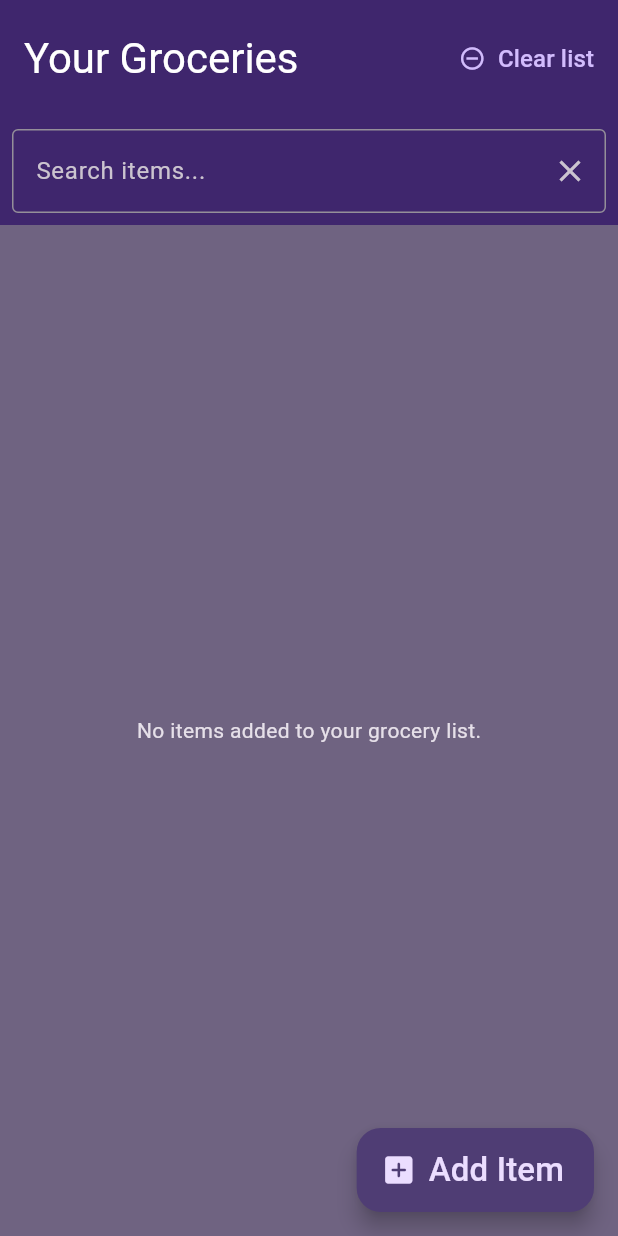
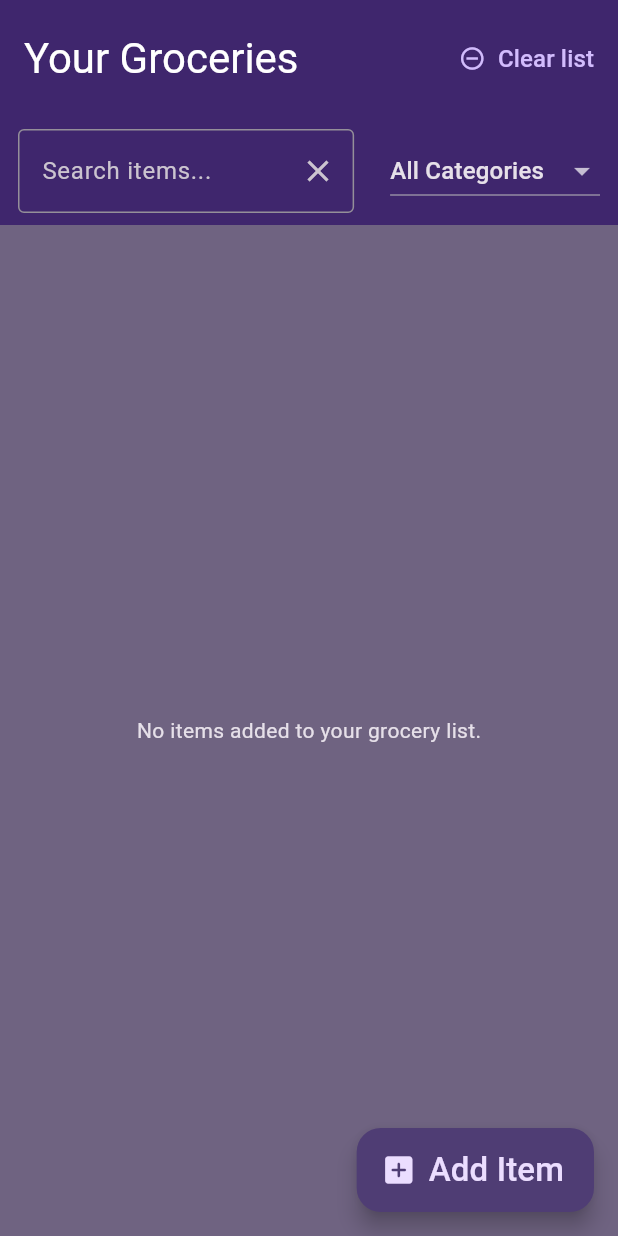
Before and after one commit to Lyubitshka/flutter_grocery_list, a Flutter app: the screen it shows after launch, on a phone screen of 412 x 824 dp. Run offline on Flutter 3.47's test engine with Material 3 defaults, Android fonts, the phone set to English and light mode, and no system bars; our stand-ins replace shared_preferences.

Commit message:
search by category feature

```diff
--- a/lib/widgets/grocery_list.dart
+++ b/lib/widgets/grocery_list.dart
@@ -1,4 +1,6 @@
 import 'package:flutter/material.dart';
+import 'package:shopping_list_app_8_forms/data/categories.dart';
+import 'package:shopping_list_app_8_forms/models/category.dart';
 import 'package:shopping_list_app_8_forms/models/grocery_item.dart';
 import 'package:shopping_list_app_8_forms/widgets/list_menager.dart';
 import 'package:shopping_list_app_8_forms/widgets/new_item.dart';
@@ -15,7 +17,9 @@ class _GroceryListState extends State<GroceryList> {
   final GroceryListManager _menager = GroceryListManager();
   final TextEditingController _searchController = TextEditingController();
   List<GroceryItem> _filteredItems = [];
+  List<GroceryItem> _items = [];
   String _searchQuery = '';
+  Category? _selectedFilterCategory;
 
   @override
   void initState() {
@@ -27,7 +31,8 @@ class _GroceryListState extends State<GroceryList> {
   void _loadItems() {
     setState(() {
       _loadedItems = _menager.getItems().then((items) {
-        _filteredItems = items;
+        _items = items;
+        _filteredItems = List.from(_items);
         return items;
       });
     });
@@ -41,9 +46,37 @@ class _GroceryListState extends State<GroceryList> {
           _filteredItems = items;
         });
       } else {
-        _filteredItems = _filteredItems.where((item) {
-          return item.name.toLowerCase().contains(_searchQuery) ||
+        _filteredItems = _items.where((item) {
+          final matchesQuery = item.name.toLowerCase().contains(_searchQuery) ||
               item.category.title.toLowerCase().contains(_searchQuery);
+          final matchesCategory = _selectedFilterCategory == null ||
+              item.category == _selectedFilterCategory;
+          return matchesQuery && matchesCategory;
+        }).toList();
+      }
+    });
+  }
+
+  void _filterByCategory(Category? category) {
+    setState(() {
+      _selectedFilterCategory = category;
+
+      if (_selectedFilterCategory == null) {
+        // Jeśli wybrano "All Categories", zresetuj filtr
+        _filteredItems = _items.where((item) {
+          final matchesQuery = _searchQuery.isEmpty ||
+              item.name.toLowerCase().contains(_searchQuery) ||
+              item.category.title.toLowerCase().contains(_searchQuery);
+          return matchesQuery;
+        }).toList();
+      } else {
+        // Filtruj według wybranej kategorii
+        _filteredItems = _items.where((item) {
+          final matchesCategory = item.category == _selectedFilterCategory;
+          final matchesQuery = _searchQuery.isEmpty ||
+              item.name.toLowerCase().contains(_searchQuery) ||
+              item.category.title.toLowerCase().contains(_searchQuery);
+          return matchesCategory && matchesQuery;
         }).toList();
       }
     });
@@ -104,24 +137,65 @@ class _GroceryListState extends State<GroceryList> {
         ],
         bottom: PreferredSize(
           preferredSize: const Size.fromHeight(50),
+          child: Row(
+            children: [
+              Expanded(
                 child: Padding(
-              padding: const EdgeInsets.all(8),
+                  padding:
+                      const EdgeInsets.symmetric(vertical: 8.0, horizontal: 12),
                   child: TextField(
                     controller: _searchController,
                     decoration: InputDecoration(
                       hintText: 'Search items...',
                       border: const OutlineInputBorder(),
                       suffixIcon: IconButton(
+                        icon: const Icon(Icons.clear),
                         onPressed: () {
                           _searchController.clear();
                           _filterItems('');
+                          _filterByCategory(null); // Resetuj filtr
                         },
-                    icon: const Icon(Icons.clear),
                       ),
                     ),
                     onChanged: _filterItems,
                   ),
-            )),
+                ),
+              ),
+              // const SizedBox(width: 8),
+              Padding(
+                padding:
+                    const EdgeInsets.symmetric(vertical: 8.0, horizontal: 12),
+                child: DropdownButton<Category?>(
+                  value: _selectedFilterCategory,
+                  hint: const Text('Category'),
+                  items: [
+                    const DropdownMenuItem<Category?>(
+                      value: null,
+                      child: Text('All Categories'),
+                    ),
+                    ...categories.values.map((category) {
+                      return DropdownMenuItem<Category>(
+                        value: category,
+                        child: Row(
+                          children: [
+                            Container(
+                              width: 16,
+                              height: 16,
+                              color: category.categoryColor,
+                            ),
+                            const SizedBox(width: 6),
+                            Text(category.title),
+                          ],
+                        ),
+                      );
+                    }).toList(),
+                  ],
+                  onChanged: _filterByCategory,
+                ),
+              ),
+            ],
+          ),
+        ),
       ),
       body: FutureBuilder(
         future: _loadedItems,
@@ -132,28 +206,28 @@ class _GroceryListState extends State<GroceryList> {
           if (snapshot.hasError) {
             return Center(child: Text(snapshot.error.toString()));
           }
-
-          if (_filteredItems.isEmpty) {
+          final items = _filteredItems;
+          if (items.isEmpty) {
             return const Center(
               child: Text('No items added to your grocery list.'),
             );
           }
           return ListView.builder(
-            itemCount: _filteredItems.length,
+            itemCount: items.length,
             itemBuilder: (ctx, idx) => Dismissible(
               onDismissed: (direction) {
-                _removeItem(_filteredItems[idx]);
+                _removeItem(items[idx]);
               },
-              key: ValueKey(_filteredItems[idx].id),
+              key: ValueKey(items[idx].id),
               child: ListTile(
-                title: Text(_filteredItems[idx].name),
+                title: Text(items[idx].name),
                 leading: Container(
                   width: 24,
                   height: 24,
-                  color: _filteredItems[idx].category.categoryColor,
+                  color: items[idx].category.categoryColor,
                 ),
                 trailing: Text(
-                  _filteredItems[idx].quantity.toString(),
+                  items[idx].quantity.toString(),
                   style: const TextStyle(fontSize: 18),
                 ),
               ),
```
Lines whose indentation alone changed are shown as unchanged.
